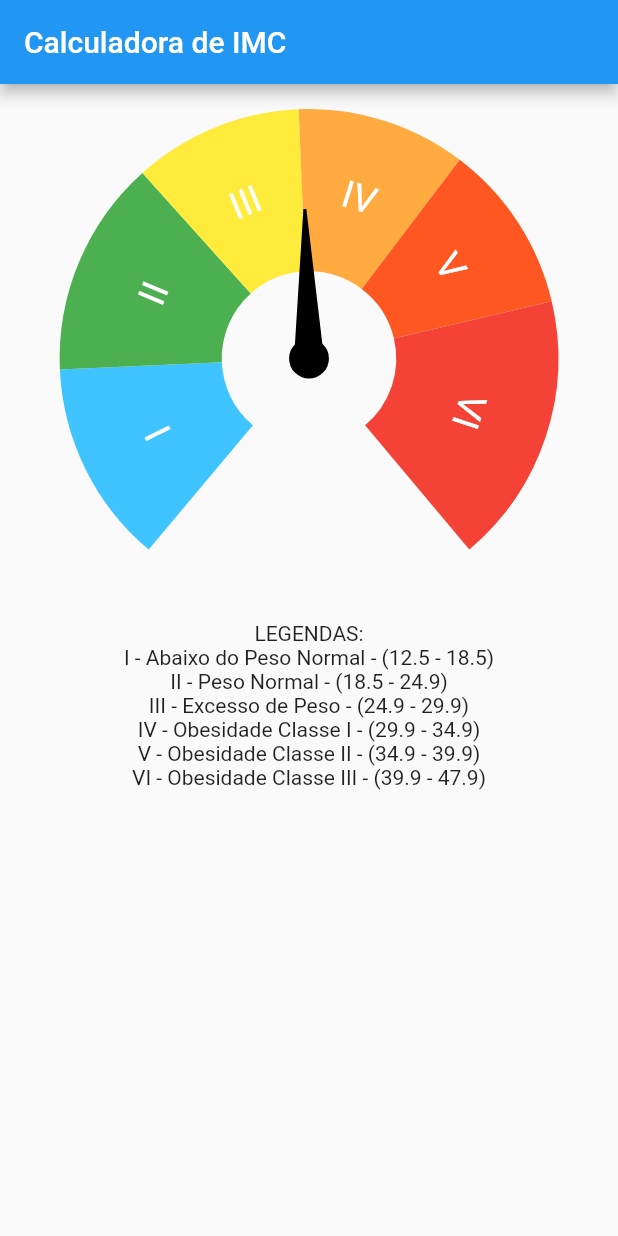
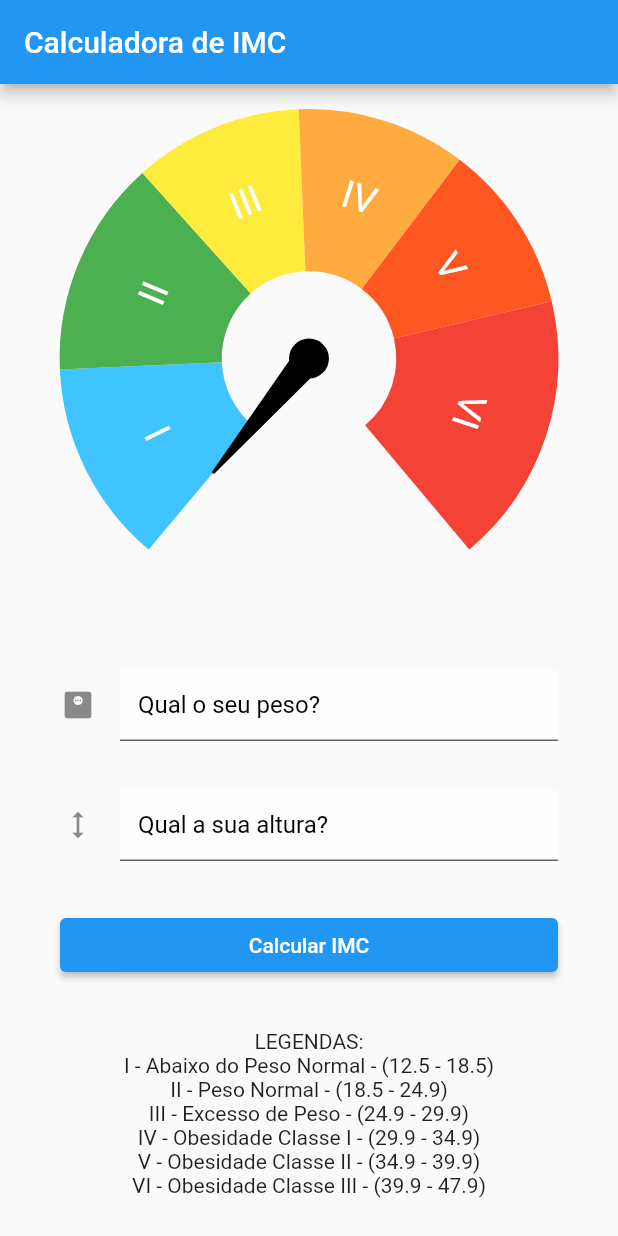
Before and after one commit to andreyquadros/calculadora-imc, a Flutter app: the screen it shows after launch, on a phone screen of 412 x 824 dp. Run offline on Flutter 3.47's test engine with Material 2 defaults, Android fonts, the phone set to English and light mode, and no system bars; drawn by our look-alikes of syncfusion_flutter_gauges; our stand-ins replace currency_text_input_formatter; Roboto replaces fonts that are missing (SFProText-Regular).

Commit message:
2.0 - code complete

```diff
--- /dev/null
+++ b/lib/modelview/calculate_imc.dart
@@ -0,0 +1,7 @@
+
+double calculate_imc(double altura, double peso){
+  print("Altura: ${altura}, Peso: ${peso}");
+  double imc = peso/(altura*altura);
+  print("O valor do IMC é: $imc");
+  return imc;
+}
--- /dev/null
+++ b/lib/modelview/casting_editing_controller.dart
@@ -0,0 +1,5 @@
+
+double casting_editing_controllers(String cast_element){
+  double casted = double.parse('${cast_element}');
+  return casted;
+}
--- /dev/null
+++ b/lib/view/elements/forms_imc_element.dart
@@ -0,0 +1,97 @@
+import 'package:currency_text_input_formatter/currency_text_input_formatter.dart';
+import 'package:flutter/material.dart';
+import 'package:imc_test_app/modelview/calculate_imc.dart';
+import 'package:imc_test_app/view/elements/sfradialgauges_element.dart';
+
+import '../../modelview/casting_editing_controller.dart';
+
+class FormsIMCElement extends StatefulWidget {
+  const FormsIMCElement({Key? key}) : super(key: key);
+
+  @override
+  State<FormsIMCElement> createState() => _FormsIMCElementState();
+}
+
+class _FormsIMCElementState extends State<FormsIMCElement> {
+
+  TextEditingController _peso = TextEditingController();
+  TextEditingController _altura = TextEditingController();
+  double _peso_cast = 0.0;
+  double _altura_cast = 0.0;
+  double _imc = 0.0;
+
+
+  void execute_casting() {
+    if(_peso.text.isNotEmpty && _altura.text.isNotEmpty) {
+      _peso_cast = casting_editing_controllers(_peso.text.toString());
+      _altura_cast = casting_editing_controllers(_altura.text.toString());
+      print("Peso cast: ${_peso_cast} // Altura Cast: ${_altura_cast}");
+    }
+  }
+
+  @override
+  void dispose() {
+    _peso.dispose();
+    _altura.dispose();
+    super.dispose();
+  }
+
+  @override
+  Widget build(BuildContext context) {
+    return Column(
+      children: [
+        SfRadialGaugesElement(imc: _imc,),
+        Padding(
+          padding: const EdgeInsets.all(32.0),
+          child: TextFormField(
+            inputFormatters: [
+              CurrencyTextInputFormatter(decimalDigits: 2, symbol: '',)],
+            keyboardType: TextInputType.number,
+            controller: _peso,
+            decoration: const InputDecoration(
+              border: UnderlineInputBorder(),
+              filled: true,
+              icon: Icon(Icons.monitor_weight),
+              hintText: "Qual o seu peso? ",
+              fillColor: Colors.white70,
+              hintStyle: TextStyle(
+                  color: Color.fromRGBO(0, 0, 0, 1.0),
+                  fontFamily: "SFProText-Regular"),
+            ),
+          ),
+        ),
+        Padding(
+          padding: const EdgeInsets.fromLTRB(32, 0, 32, 32),
+          child: TextFormField(
+            inputFormatters: [
+              CurrencyTextInputFormatter(decimalDigits: 2, symbol: '',)],
+            keyboardType: TextInputType.number,
+            controller: _altura,
+            decoration: const InputDecoration(
+              border: UnderlineInputBorder(),
+              filled: true,
+              icon: Icon(Icons.height),
+              hintText: "Qual a sua altura? ",
+              fillColor: Colors.white70,
+              hintStyle: TextStyle(
+                  color: Color.fromRGBO(0, 0, 0, 1.0),
+                  fontFamily: "SFProText-Regular"),
+            ),
+          ),
+        ),
+        Padding(
+          padding: const EdgeInsets.fromLTRB(32, 0, 32, 32),
+          child: Container(
+              width: 350,
+              child: ElevatedButton(onPressed: (){
+                setState(() {
+                  execute_casting();
+                  _imc = calculate_imc(_altura_cast, _peso_cast);
+                });
+
+              }, child: const Text('Calcular IMC'))),
+        )
+      ],
+    );
+  }
+}
--- a/lib/view/elements/sfradialgauges_element.dart
+++ b/lib/view/elements/sfradialgauges_element.dart
@@ -3,10 +3,15 @@ import 'package:syncfusion_flutter_gauges/gauges.dart';
 
 import '../../model/classes/Gauges.dart';
 
-class SfRadialGaugesElement extends StatelessWidget {
+class SfRadialGaugesElement extends StatefulWidget {
   final double imc;
   const SfRadialGaugesElement({Key? key, required this.imc}) : super(key: key);
 
+  @override
+  State<SfRadialGaugesElement> createState() => _SfRadialGaugesElementState();
+}
+
+class _SfRadialGaugesElementState extends State<SfRadialGaugesElement> {
   @override
   Widget build(BuildContext context) {
     return SfRadialGauge(
@@ -27,7 +32,8 @@ class SfRadialGaugesElement extends StatelessWidget {
             ],
             pointers: [
               NeedlePointer(
-                value: imc,
+                animationDuration: 3000,
+                value: widget.imc,
                 enableAnimation: true,
               )
             ],
--- a/lib/view/gauge_range_screen.dart
+++ b/lib/view/gauge_range_screen.dart
@@ -1,8 +1,7 @@
 import 'package:flutter/material.dart';
-import 'package:imc_test_app/model/classes/Gauges.dart';
 import 'package:imc_test_app/view/elements/captions_element.dart';
-import 'package:imc_test_app/view/elements/sfradialgauges_element.dart';
-import 'package:syncfusion_flutter_gauges/gauges.dart';
+import 'package:imc_test_app/view/elements/forms_imc_element.dart';
+
 
 class GaugeRangeScreen extends StatefulWidget {
   const GaugeRangeScreen({Key? key}) : super(key: key);
@@ -12,19 +11,20 @@ class GaugeRangeScreen extends StatefulWidget {
 }
 
 class _GaugeRangeScreenState extends State<GaugeRangeScreen> {
+
   @override
   Widget build(BuildContext context) {
     return Scaffold(
       appBar: AppBar(
-        title: Text("Calculadora de IMC"),
+        title: const Text("Calculadora de IMC"),
       ),
       body: SingleChildScrollView(
         child: Padding(
           padding: const EdgeInsets.all(8.0),
           child: Column(
             mainAxisAlignment: MainAxisAlignment.spaceBetween,
-            children: [
-              SfRadialGaugesElement(imc: 30,),
+            children: const [
+              FormsIMCElement(),
               CaptionsElement(),
             ],
           ),
```
